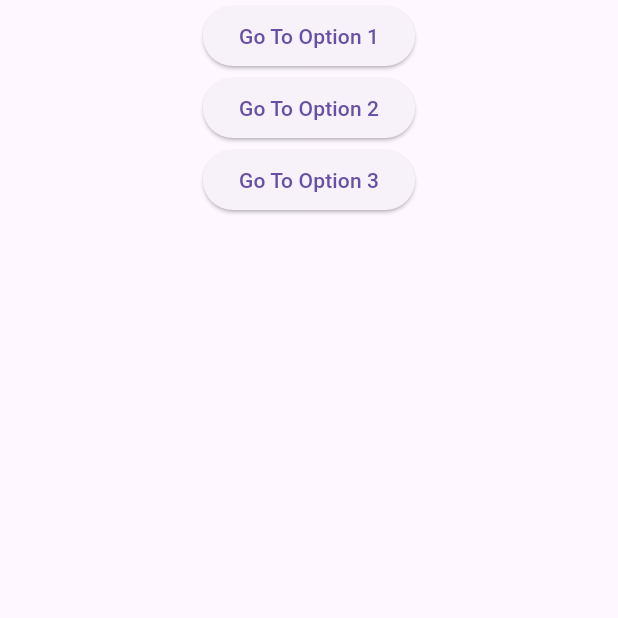
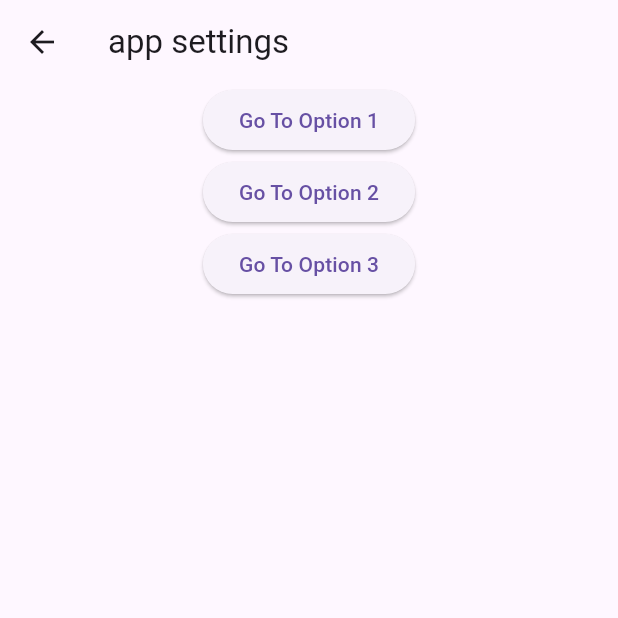
Before and after one commit to tmaurer-nait/dmit-2504-a03-winter-2025-instructor-workbook, a Flutter app: the screen it shows after launch, after a tap on the "settings" icon, on a phone screen of 412 x 824 dp, the top half of it. Run offline on Flutter 3.47's test engine with Material 3 defaults, Android fonts, the phone set to English and light mode, and no system bars.

Commit message:
nested nav done

```diff
--- a/navigation/nested_nav/lib/main.dart
+++ b/navigation/nested_nav/lib/main.dart
@@ -26,9 +26,11 @@ class MainApp extends StatelessWidget {
             page = HomePage();
             break;
 
-          // TODO: Allow for deep links to settings pages
-          case '/settings/':
-            page = SettingsManager();
+          // This case matches any settings.name that starts with
+          // '/settings'. This allows us to set up deep links
+          case String name when name.startsWith('/settings'):
+            // Pass in everything after /settings as the initial route
+            page = SettingsManager(initialRoute: settings.name!.substring(9));
             break;
           default:
             // This is where you'd traditionally show a 404 page or something
--- a/navigation/nested_nav/lib/pages/settings/settings_home.dart
+++ b/navigation/nested_nav/lib/pages/settings/settings_home.dart
@@ -11,19 +11,19 @@ class SettingsHomePage extends StatelessWidget {
           children: [
             ElevatedButton(
               onPressed: () {
-                // TODO: Route to option 1
+                Navigator.of(context).pushNamed('/option-1');
               },
               child: Text('Go To Option 1'),
             ),
             ElevatedButton(
               onPressed: () {
-                // TODO: Route to option 2
+                Navigator.of(context).pushNamed('/option-2');
               },
               child: Text('Go To Option 2'),
             ),
             ElevatedButton(
               onPressed: () {
-                // TODO: Route to option 3
+                Navigator.of(context).pushNamed('/option-3');
               },
               child: Text('Go To Option 3'),
             ),
--- a/navigation/nested_nav/lib/pages/settings_manager.dart
+++ b/navigation/nested_nav/lib/pages/settings_manager.dart
@@ -1,21 +1,52 @@
 import 'package:flutter/material.dart';
+import 'package:nested_nav/pages/settings/option_1.dart';
+import 'package:nested_nav/pages/settings/option_2.dart';
+import 'package:nested_nav/pages/settings/option_3.dart';
 import 'package:nested_nav/pages/settings/settings_home.dart';
 
 // This widget's entire purpose is to act as a container for our subnavigator
 // and link between the top level navigator and the subnavigator
 class SettingsManager extends StatefulWidget {
-  const SettingsManager({super.key});
+  final String initialRoute;
+
+  const SettingsManager({super.key, required this.initialRoute});
 
   @override
   State<SettingsManager> createState() => _SettingsManagerState();
 }
 
 class _SettingsManagerState extends State<SettingsManager> {
+  // This key will directly reference the sub-navigator so that we can access it
+  // from a parent/sibling where Navigator.of(context) would find the top-level one
+  final _navigatorKey = GlobalKey<NavigatorState>();
+
   @override
   Widget build(BuildContext context) {
     return Scaffold(
+      appBar: AppBar(
+        title: Text('app settings'),
+        leading: IconButton(
+          onPressed: () {
+            // This is where I will override the default back behaviour to check
+            // which stack should be popped
+            // First we check if there is a page on the sub-nav stack
+            if (_navigatorKey.currentState!.canPop()) {
+              // If there is a page to pop, pop it
+              _navigatorKey.currentState!.pop();
+            } else {
+              // If there isn't, pop from the main navigator to go back there
+              Navigator.of(context).pop();
+            }
+          },
+          icon: Icon(Icons.arrow_back),
+        ),
+      ),
       // This is the sub-navigator that controls navigation between settings pages
       body: Navigator(
+        // Provide direct access to this widget
+        key: _navigatorKey,
+        // Passing through an initial route from our constructor
+        initialRoute: widget.initialRoute,
         // Again we will use onGenerateRoute here
         onGenerateRoute: (settings) {
           late Widget page;
@@ -23,9 +54,18 @@ class _SettingsManagerState extends State<SettingsManager> {
           switch (settings.name) {
             case '/':
               page = SettingsHomePage();
-
+              break;
+            case '/option-1':
+              page = Option1Page();
+              break;
+            case '/option-2':
+              page = Option2Page();
+              break;
+            case '/option-3':
+              page = Option3Page();
               break;
             default:
+              throw Exception('Unknown Route Used');
           }
 
           return MaterialPageRoute(builder: (context) => page);
```
Also changed, not shown: 1 other file.
